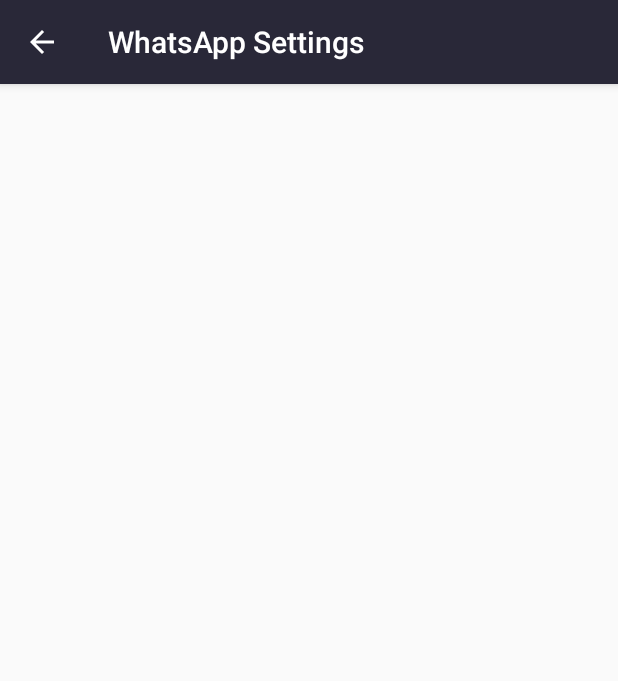
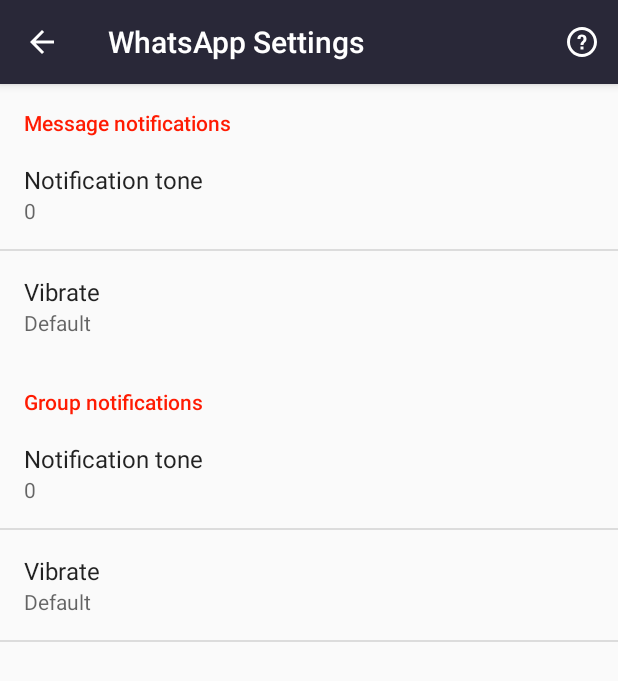
Before and after one commit to Eddydpyl/noMorse, an Android app: the WhatsAppActivity screen opened directly, with no data from a screen before it, on a phone screen of 412 x 824 dp. Shown: the top 681 px of the screen. Run offline under Robolectric (Android 15) with nearby library versions, the phone set to English and light mode, and no system bars.

```diff
--- a/app/src/main/AndroidManifest.xml
+++ b/app/src/main/AndroidManifest.xml
@@ -24,6 +24,7 @@
         <activity
             android:name=".view.WhatsAppActivity"
             android:label="@string/title_activity_whats_app"
+            android:launchMode="singleTop"
             android:parentActivityName=".view.DrawerActivity"
             android:theme="@style/AppTheme.NoActionBar">
             <meta-data
@@ -32,7 +33,7 @@
         </activity>
 
         <service
-            android:name=".MessageListenerService"
+            android:name=".controller.MessageListenerService"
             android:label="@string/title_service_message_listener"
             android:permission="android.permission.BIND_NOTIFICATION_LISTENER_SERVICE">
             <intent-filter>
--- a/app/src/main/java/dpyl/eddy/nomorse/MessageListenerService.java
+++ b/app/src/main/java/dpyl/eddy/nomorse/controller/MessageListenerService.java
@@ -1,8 +1,10 @@
-package dpyl.eddy.nomorse;
+package dpyl.eddy.nomorse.controller;
 
 import android.content.Intent;
 import android.service.notification.NotificationListenerService;
 import android.service.notification.StatusBarNotification;
+
+import dpyl.eddy.nomorse.Constants;
 
 public class MessageListenerService extends NotificationListenerService {
 
--- a/app/src/main/java/dpyl/eddy/nomorse/view/DrawerActivity.java
+++ b/app/src/main/java/dpyl/eddy/nomorse/view/DrawerActivity.java
@@ -90,7 +90,7 @@ public class DrawerActivity extends AppCompatActivity implements NavigationView.
 
     @Override
     public boolean onCreateOptionsMenu(Menu menu) {
-        getMenuInflater().inflate(R.menu.drawer, menu);
+        getMenuInflater().inflate(R.menu.menu_help, menu);
         return true;
     }
 
--- a/app/src/main/java/dpyl/eddy/nomorse/view/WhatsAppActivity.java
+++ b/app/src/main/java/dpyl/eddy/nomorse/view/WhatsAppActivity.java
@@ -1,8 +1,21 @@
 package dpyl.eddy.nomorse.view;
 
+import android.content.Context;
+import android.content.SharedPreferences;
+import android.media.Ringtone;
+import android.media.RingtoneManager;
+import android.net.Uri;
 import android.os.Bundle;
+import android.preference.ListPreference;
+import android.preference.Preference;
+import android.preference.PreferenceCategory;
+import android.preference.PreferenceFragment;
+import android.preference.PreferenceManager;
+import android.preference.RingtonePreference;
 import android.support.v7.app.AppCompatActivity;
 import android.support.v7.widget.Toolbar;
+import android.view.Menu;
+import android.view.MenuItem;
 
 import dpyl.eddy.nomorse.R;
 
@@ -14,7 +27,77 @@ public class WhatsAppActivity extends AppCompatActivity {
         setContentView(R.layout.activity_whats_app);
         Toolbar toolbar = (Toolbar) findViewById(R.id.toolbar);
         setSupportActionBar(toolbar);
+        getSupportActionBar().setDisplayShowHomeEnabled(true);
         getSupportActionBar().setDisplayHomeAsUpEnabled(true);
+        getFragmentManager().beginTransaction().replace(R.id.content, new MyPreferenceFragment()).commit();
     }
 
+    @Override
+    public boolean onCreateOptionsMenu(Menu menu) {
+        getMenuInflater().inflate(R.menu.menu_help, menu);
+        return true;
+    }
+
+    @Override
+    public boolean onOptionsItemSelected(MenuItem item) {
+        if (item.getItemId() == R.id.action_help) {
+            // TODO
+            return true;
+        } return super.onOptionsItemSelected(item);
+    }
+
+    public static class MyPreferenceFragment extends PreferenceFragment {
+
+        @Override
+        public void onCreate(final Bundle savedInstanceState) {
+            super.onCreate(savedInstanceState);
+            addPreferencesFromResource(R.xml.whats_app_preferences);
+            for (int i = 0; i < getPreferenceScreen().getPreferenceCount(); i++) {
+                PreferenceCategory preferenceCategory = (PreferenceCategory) getPreferenceScreen().getPreference(i);
+                for (int j = 0; j < preferenceCategory.getPreferenceCount(); j++) {
+                    Preference preference = preferenceCategory.getPreference(j);
+                    setPreferenceSummary(preference);
+                }
+            }
+        }
+
+        private void setPreferenceSummary(Preference preference){
+            if (preference instanceof RingtonePreference) {
+                final RingtonePreference ringtonePreference = (RingtonePreference) preference;
+                preference.setSummary(getRingtoneTitle(null, ringtonePreference));
+                ringtonePreference.setOnPreferenceChangeListener(new Preference.OnPreferenceChangeListener() {
+                    @Override
+                    public boolean onPreferenceChange(Preference preference, Object o) {
+                        preference.setSummary(getRingtoneTitle((String) o, ringtonePreference));
+                        return true;
+                    }
+                });
+            } else if (preference instanceof ListPreference) {
+                final ListPreference listPreference = (ListPreference) preference;
+                final String[] entries = getResources().getStringArray(R.array.whats_app_vibration_entries);
+                preference.setSummary(listPreference.getEntry());
+                listPreference.setOnPreferenceChangeListener(new Preference.OnPreferenceChangeListener() {
+                    @Override
+                    public boolean onPreferenceChange(Preference preference, Object o) {
+                        preference.setSummary(entries[Integer.valueOf((String) o)]);
+                        return true;
+                    }
+                });
+            }
+        }
+
+        private String getRingtoneTitle(String s, RingtonePreference ringtonePreference){
+            Context context = getActivity();
+            if (s == null) {
+                SharedPreferences sharedPreferences = PreferenceManager.getDefaultSharedPreferences(context);
+                s = sharedPreferences.getString(ringtonePreference.getKey(), null);
+            }
+            if (s != null && s.isEmpty()){
+                return context.getString(R.string.content_notification_none);
+            }
+            Uri uri = s == null ? RingtoneManager.getDefaultUri(ringtonePreference.getRingtoneType()) : Uri.parse(s);
+            Ringtone ringtone = RingtoneManager.getRingtone(context, uri);
+            return ringtone.getTitle(context);
+        }
+    }
 }
--- a/app/src/main/res/layout/activity_whats_app.xml
+++ b/app/src/main/res/layout/activity_whats_app.xml
@@ -1,25 +1,13 @@
 <?xml version="1.0" encoding="utf-8"?>
-<android.support.design.widget.CoordinatorLayout xmlns:android="http://schemas.android.com/apk/res/android"
-    xmlns:app="http://schemas.android.com/apk/res-auto"
-    xmlns:tools="http://schemas.android.com/tools"
+<android.support.constraint.ConstraintLayout
+    xmlns:android="http://schemas.android.com/apk/res/android"
     android:layout_width="match_parent"
     android:layout_height="match_parent"
-    tools:context="dpyl.eddy.nomorse.view.WhatsAppActivity">
+    android:fitsSystemWindows="true" >
 
-    <android.support.design.widget.AppBarLayout
+    <include
+        layout="@layout/app_bar_drawer"
         android:layout_width="match_parent"
-        android:layout_height="wrap_content"
-        android:theme="@style/AppTheme.AppBarOverlay">
+        android:layout_height="match_parent" />
 
-        <android.support.v7.widget.Toolbar
-            android:id="@+id/toolbar"
-            android:layout_width="match_parent"
-            android:layout_height="?attr/actionBarSize"
-            android:background="?attr/colorPrimary"
-            app:popupTheme="@style/AppTheme.PopupOverlay" />
-
-    </android.support.design.widget.AppBarLayout>
-
-    <include layout="@layout/content_whats_app" />
-
-</android.support.design.widget.CoordinatorLayout>
+</android.support.constraint.ConstraintLayout>
--- a/app/src/main/res/layout/content_whats_app.xml
+++ /dev/null
@@ -1,11 +0,0 @@
-<?xml version="1.0" encoding="utf-8"?>
-<android.support.constraint.ConstraintLayout xmlns:android="http://schemas.android.com/apk/res/android"
-    xmlns:app="http://schemas.android.com/apk/res-auto"
-    xmlns:tools="http://schemas.android.com/tools"
-    android:layout_width="match_parent"
-    android:layout_height="match_parent"
-    app:layout_behavior="@string/appbar_scrolling_view_behavior"
-    tools:context="dpyl.eddy.nomorse.view.WhatsAppActivity"
-    tools:showIn="@layout/activity_whats_app">
-
-</android.support.constraint.ConstraintLayout>
--- /dev/null
+++ b/app/src/main/res/values/array.xml
@@ -0,0 +1,18 @@
+<?xml version="1.0" encoding="utf-8"?>
+<resources>
+
+    <string-array name="whats_app_vibration_entries">
+        <item>Off</item>
+        <item>Default</item>
+        <item>Short</item>
+        <item>Long</item>
+    </string-array>
+
+    <string-array name="whats_app_vibration_values">
+        <item>0</item>
+        <item>1</item>
+        <item>2</item>
+        <item>3</item>
+    </string-array>
+
+</resources>
--- a/app/src/main/res/values/strings.xml
+++ b/app/src/main/res/values/strings.xml
@@ -38,8 +38,20 @@
         LIABILITY, WHETHER IN AN ACTION OF CONTRACT, TORT OR OTHERWISE, ARISING FROM,
         OUT OF OR IN CONNECTION WITH THE SOFTWARE OR THE USE OR OTHER DEALINGS IN THE SOFTWARE.
     </string>
+    <string name="content_notification_none">Silent</string>
+    <string name="content_whats_app_message_notifications">Message notifications</string>
+    <string name="content_whats_app_group_notifications">Group notifications</string>
+    <string name="content_whats_app_notification_tone">Notification tone</string>
+    <string name="content_whats_app_vibrate">Vibrate</string>
 
     <string name="desc_github">Github Logo</string>
     <string name="desc_whats_app">WhatsApp Logo</string>
 
+    <string name="pref_whats_app_message_notifications">messageNotifications</string>
+    <string name="pref_whats_app_message_notification_tone">messageNotificationTone</string>
+    <string name="pref_whats_app_message_vibrate">messageVibrate</string>
+    <string name="pref_whats_app_group_notifications">groupNotifications</string>
+    <string name="pref_whats_app_group_notification_tone">groupNotificationTone</string>
+    <string name="pref_whats_app_group_vibrate">groupVibrate</string>
+
 </resources>
--- /dev/null
+++ b/app/src/main/res/xml/whats_app_preferences.xml
@@ -0,0 +1,46 @@
+<?xml version="1.0" encoding="utf-8"?>
+<PreferenceScreen xmlns:android="http://schemas.android.com/apk/res/android">
+
+    <PreferenceCategory
+        android:title="@string/content_whats_app_message_notifications"
+        android:key="@string/pref_whats_app_message_notifications">
+
+        <dpyl.eddy.nomorse.controller.WhatsAppRingtonePreference
+            android:title="@string/content_whats_app_notification_tone"
+            android:key="@string/pref_whats_app_message_notification_tone"
+            android:ringtoneType="all"
+            android:showDefault="true"
+            android:showSilent="true"
+            android:defaultValue="0"/>
+
+        <ListPreference
+            android:title="@string/content_whats_app_vibrate"
+            android:key="@string/pref_whats_app_message_vibrate"
+            android:entries="@array/whats_app_vibration_entries"
+            android:entryValues="@array/whats_app_vibration_values"
+            android:defaultValue="1"/>
+
+    </PreferenceCategory>
+
+    <PreferenceCategory
+        android:title="@string/content_whats_app_group_notifications"
+        android:key="@string/pref_whats_app_group_notifications">
+
+        <dpyl.eddy.nomorse.controller.WhatsAppRingtonePreference
+            android:title="@string/content_whats_app_notification_tone"
+            android:key="@string/pref_whats_app_group_notification_tone"
+            android:ringtoneType="all"
+            android:showDefault="true"
+            android:showSilent="true"
+            android:defaultValue="0"/>
+
+        <ListPreference
+            android:title="@string/content_whats_app_vibrate"
+            android:key="@string/pref_whats_app_group_vibrate"
+            android:entries="@array/whats_app_vibration_entries"
+            android:entryValues="@array/whats_app_vibration_values"
+            android:defaultValue="1"/>
+
+    </PreferenceCategory>
+
+</PreferenceScreen>
```
Also changed, not shown: app/src/main/java/dpyl/eddy/nomorse/controller/WhatsAppRingtonePreference.java (added, +34 -0 lines), app/src/main/res/layout/app_bar_whats_app.xml (added, +29 -0 lines), app/src/main/res/values/drawables.xml (deleted, +0 -8 lines), app/src/main/res/menu/menu_help.xml (renamed from app/src/main/res/menu/drawer.xml).
